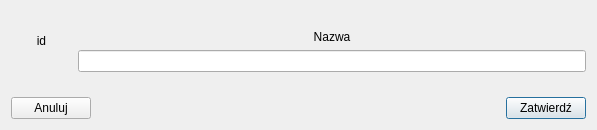
The window that sql/windows/sequencewindowsql.ui (Kriskus/Tester_Posnet) describes before a commit, drawn with Qt 5.
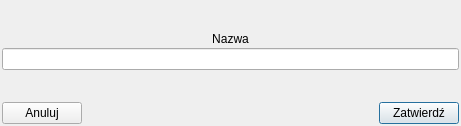
The same window after the commit.

Commit message: Create SQL queries for the sequence table

What changed in the file:
```diff
--- a/sql/windows/sequencewindowsql.ui
+++ b/sql/windows/sequencewindowsql.ui
@@ -6,29 +6,42 @@
    <rect>
     <x>0</x>
     <y>0</y>
-    <width>597</width>
-    <height>130</height>
+    <width>461</width>
+    <height>126</height>
    </rect>
   </property>
+  <property name="minimumSize">
+   <size>
+    <width>461</width>
+    <height>126</height>
+   </size>
+  </property>
+  <property name="maximumSize">
+   <size>
+    <width>461</width>
+    <height>126</height>
+   </size>
+  </property>
   <property name="windowTitle">
    <string>Edytor sekwencji</string>
   </property>
   <layout class="QGridLayout" name="gridLayout">
-   <item row="2" column="2">
-    <widget class="QPushButton" name="pushButtonConfirm">
-     <property name="text">
-      <string>Zatwierdź</string>
-     </property>
-    </widget>
-   </item>
-   <item row="2" column="0">
-    <widget class="QPushButton" name="pushButtonCancel">
-     <property name="text">
-      <string>Anuluj</string>
-     </property>
-    </widget>
-   </item>
-   <item row="2" column="1">
+   <property name="leftMargin">
+    <number>2</number>
+   </property>
+   <property name="topMargin">
+    <number>2</number>
+   </property>
+   <property name="rightMargin">
+    <number>2</number>
+   </property>
+   <property name="bottomMargin">
+    <number>2</number>
+   </property>
+   <property name="spacing">
+    <number>2</number>
+   </property>
+   <item row="1" column="1">
     <spacer name="horizontalSpacer">
      <property name="orientation">
       <enum>Qt::Horizontal</enum>
@@ -41,72 +54,25 @@
      </property>
     </spacer>
    </item>
-   <item row="1" column="0" colspan="3">
-    <layout class="QHBoxLayout" name="horizontalLayout">
-     <item>
-      <layout class="QVBoxLayout" name="verticalLayout_2">
-       <item>
-        <spacer name="verticalSpacer_3">
-         <property name="orientation">
-          <enum>Qt::Vertical</enum>
-         </property>
-         <property name="sizeHint" stdset="0">
-          <size>
-           <width>20</width>
-           <height>40</height>
-          </size>
-         </property>
-        </spacer>
-       </item>
-       <item>
-        <widget class="QLabel" name="labelId">
+   <item row="1" column="2">
+    <widget class="QPushButton" name="pushButtonConfirm">
          <property name="text">
-          <string>id</string>
-         </property>
-         <property name="alignment">
-          <set>Qt::AlignCenter</set>
-         </property>
-        </widget>
-       </item>
-       <item>
-        <widget class="QLabel" name="labelIdNumber">
-         <property name="minimumSize">
-          <size>
-           <width>61</width>
-           <height>0</height>
-          </size>
-         </property>
-         <property name="maximumSize">
-          <size>
-           <width>61</width>
-           <height>16777215</height>
-          </size>
-         </property>
+      <string>Zatwierdź</string>
+     </property>
+    </widget>
+   </item>
+   <item row="1" column="0">
+    <widget class="QPushButton" name="pushButtonCancel">
          <property name="text">
-          <string/>
-         </property>
-         <property name="alignment">
-          <set>Qt::AlignCenter</set>
-         </property>
-        </widget>
-       </item>
-       <item>
-        <spacer name="verticalSpacer_2">
-         <property name="orientation">
-          <enum>Qt::Vertical</enum>
-         </property>
-         <property name="sizeHint" stdset="0">
-          <size>
-           <width>20</width>
-           <height>40</height>
-          </size>
-         </property>
-        </spacer>
-       </item>
-      </layout>
-     </item>
-     <item>
+      <string>Anuluj</string>
+     </property>
+    </widget>
+   </item>
+   <item row="0" column="0" colspan="3">
       <layout class="QVBoxLayout" name="verticalLayout">
+     <property name="spacing">
+      <number>2</number>
+     </property>
        <item>
         <spacer name="verticalSpacer_4">
          <property name="orientation">
@@ -145,8 +111,6 @@
           </size>
          </property>
         </spacer>
-       </item>
-      </layout>
      </item>
     </layout>
    </item>
```
Lines whose indentation alone changed are shown as unchanged. The commit also changes 2 other files.
